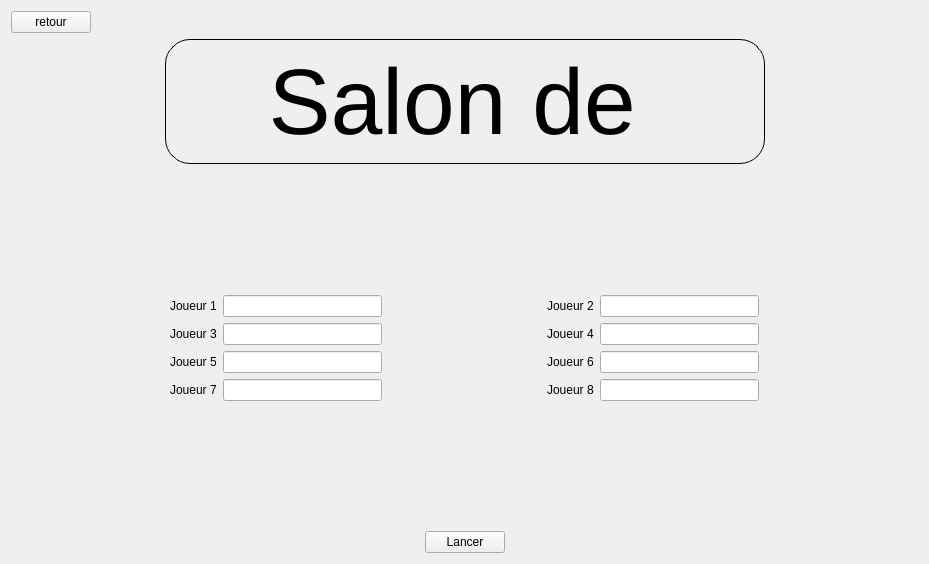
First picture: the form in test_craig/salononline.ui, repository gbequet/time_bomb, before the edit.
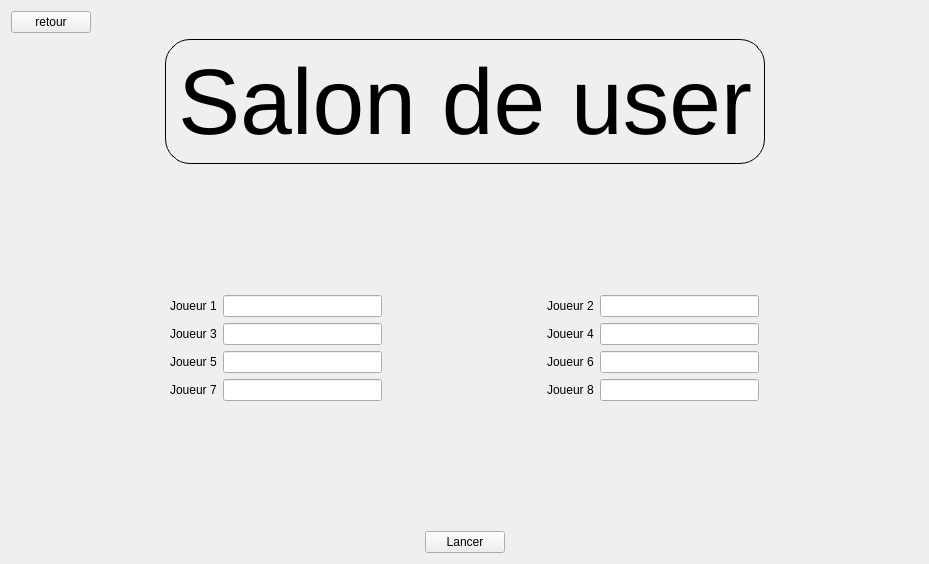
Second picture: the form after the edit.

```diff
--- a/test_craig/salononline.ui
+++ b/test_craig/salononline.ui
@@ -73,7 +73,7 @@
 border-radius: 25px;</string>
        </property>
        <property name="text">
-        <string>Salon de </string>
+        <string>Salon de user</string>
        </property>
        <property name="alignment">
         <set>Qt::AlignCenter</set>
```
